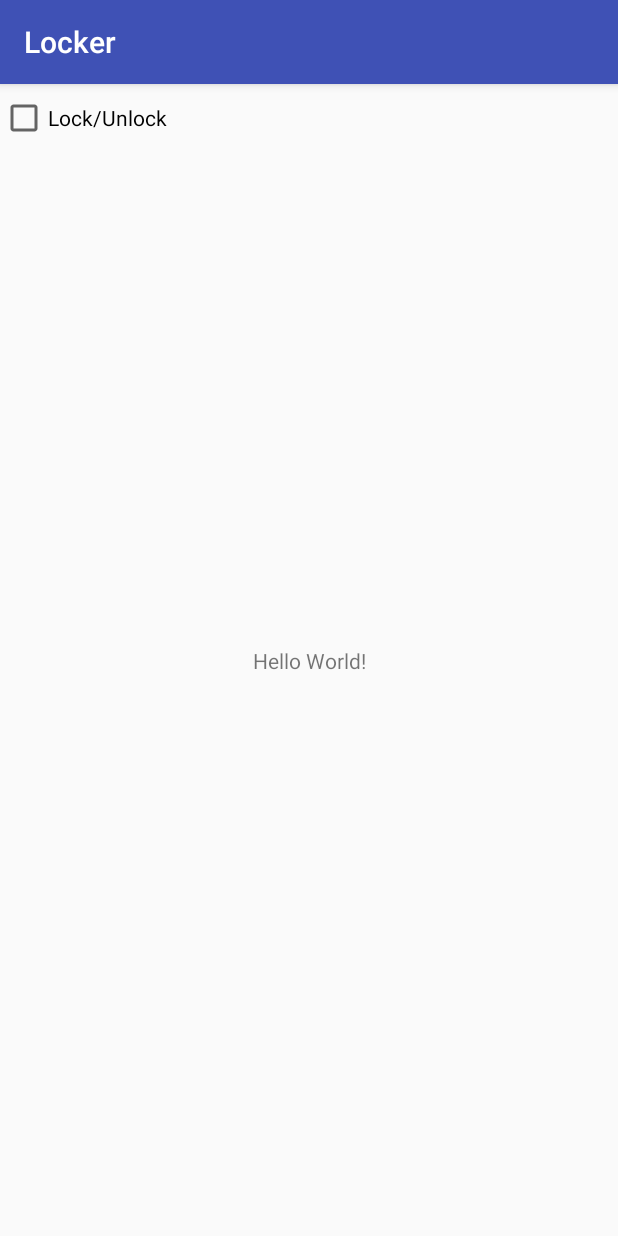
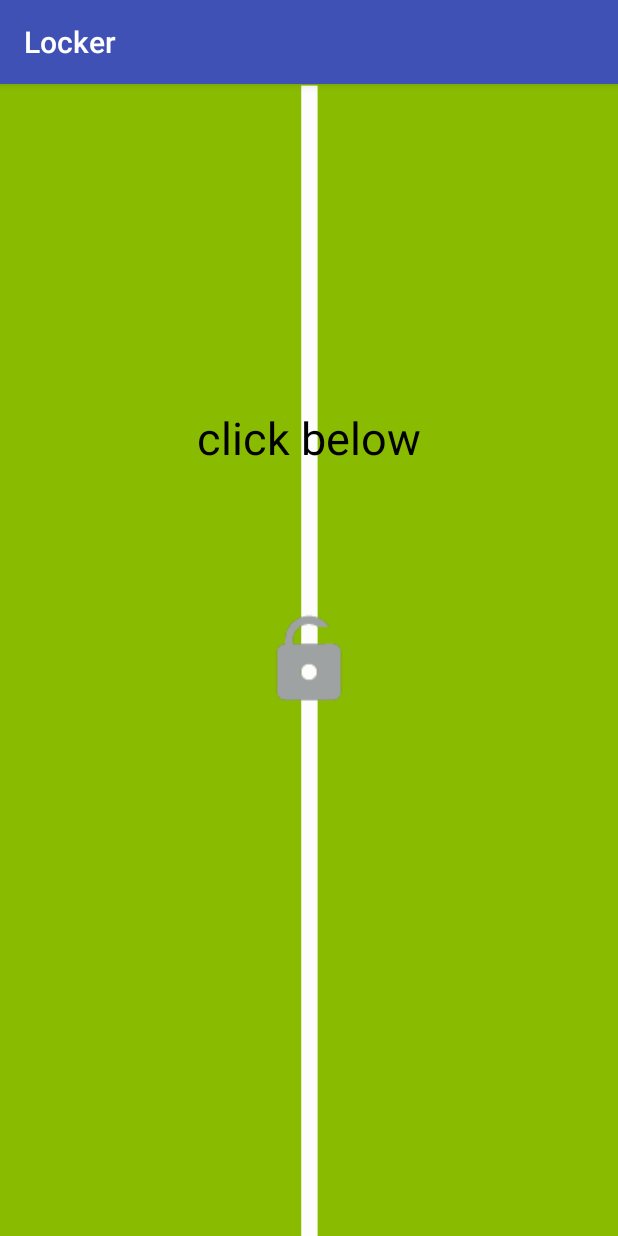
Before and after one commit to jsguru-git/AppLocker-Android, an Android app: the screen it shows after launch (MainActivity), on a phone screen of 412 x 824 dp. Run offline under Robolectric (Android 15) with nearby library versions, the phone set to English and light mode, and no system bars.

Commit message:
#1. MainActivity UI upgraded

```diff
--- a/app/src/main/java/com/app/locker/MainActivity.java
+++ b/app/src/main/java/com/app/locker/MainActivity.java
@@ -9,6 +9,7 @@ import android.os.Bundle;
 import android.util.Log;
 import android.widget.CheckBox;
 import android.widget.CompoundButton;
+import android.widget.Toast;
 
 import com.app.locker.receiver.OnAlarmReceiver;
 import com.app.locker.util.Constants;
@@ -20,11 +21,13 @@ import static android.app.AlarmManager.RTC_WAKEUP;
 
 public class MainActivity extends AppCompatActivity {
     CheckBox lockCheckBox;
+    Context context;
 
     @Override
     protected void onCreate(Bundle savedInstanceState) {
         super.onCreate(savedInstanceState);
         setContentView(R.layout.activity_main);
+        context = getApplicationContext();
 
         lockCheckBox = this.findViewById(R.id.lock_check_box);
 
@@ -32,6 +35,10 @@ public class MainActivity extends AppCompatActivity {
             @Override
             public void onCheckedChanged(CompoundButton compoundButton, boolean isCheck) {
                 Preference.setLockSetting(MainActivity.this, isCheck);
+                if (isCheck)
+                    Toast.makeText(context, "All Apps Locked", Toast.LENGTH_SHORT).show();
+                else
+                    Toast.makeText(context, "All Apps Unlocked", Toast.LENGTH_SHORT).show();
             }
         });
 
--- /dev/null
+++ b/app/src/main/res/drawable/custom_checkbox_design.xml
@@ -0,0 +1,5 @@
+<?xml version="1.0" encoding="utf-8"?>
+<selector xmlns:android="http://schemas.android.com/apk/res/android">
+    <item android:state_checked="true" android:drawable="@drawable/switch_on" />
+    <item android:state_checked="false" android:drawable="@drawable/switch_off" />
+</selector>
--- a/app/src/main/res/layout/activity_main.xml
+++ b/app/src/main/res/layout/activity_main.xml
@@ -4,23 +4,70 @@
     xmlns:tools="http://schemas.android.com/tools"
     android:layout_width="match_parent"
     android:layout_height="match_parent"
+    android:background="@mipmap/main_bg"
     tools:context="com.app.locker.MainActivity">
 
-    <TextView
-        android:layout_width="wrap_content"
-        android:layout_height="wrap_content"
-        android:text="Hello World!"
-        app:layout_constraintBottom_toBottomOf="parent"
-        app:layout_constraintLeft_toLeftOf="parent"
-        app:layout_constraintRight_toRightOf="parent"
-        app:layout_constraintTop_toTopOf="parent" />
+    <LinearLayout
+        android:layout_width="match_parent"
+        android:layout_height="match_parent"
+        android:orientation="vertical">
+        <LinearLayout
+            android:layout_width="match_parent"
+            android:layout_height="match_parent"
+            android:layout_weight="1"
+            android:gravity="bottom"
+            android:orientation="vertical">
 
-    <CheckBox
-        android:id="@+id/lock_check_box"
-        android:layout_width="200dp"
-        android:layout_height="45dp"
-        android:text="Lock/Unlock"
-        tools:layout_editor_absoluteX="95dp"
-        tools:layout_editor_absoluteY="69dp" />
+            <TextView
+                android:id="@+id/textView"
+                android:layout_width="match_parent"
+                android:layout_height="wrap_content"
+                android:gravity="center"
+                android:textColor="#000000"
+                android:textSize="30sp"
+                android:text="click below" />
+        </LinearLayout>
 
+        <LinearLayout
+            android:layout_width="match_parent"
+            android:layout_height="match_parent"
+            android:layout_weight="1"
+            android:orientation="horizontal">
+
+            <LinearLayout
+                android:layout_width="match_parent"
+                android:layout_height="match_parent"
+                android:layout_weight="1"
+                android:orientation="horizontal"></LinearLayout>
+
+            <LinearLayout
+                android:layout_width="match_parent"
+                android:layout_height="match_parent"
+                android:layout_weight="1"
+                android:gravity="center"
+                android:orientation="horizontal">
+                <CheckBox
+                    android:id="@+id/lock_check_box"
+                    android:focusable="false"
+                    android:focusableInTouchMode="false"
+                    android:layout_width="wrap_content"
+                    android:layout_height="wrap_content"
+                    android:checked="true"
+                    android:button="@drawable/custom_checkbox_design"
+                    />
+            </LinearLayout>
+
+            <LinearLayout
+                android:layout_width="match_parent"
+                android:layout_height="match_parent"
+                android:layout_weight="1"
+                android:orientation="horizontal"></LinearLayout>
+        </LinearLayout>
+
+        <LinearLayout
+            android:layout_width="match_parent"
+            android:layout_height="match_parent"
+            android:layout_weight="1"
+            android:orientation="vertical"></LinearLayout>
+    </LinearLayout>
 </android.support.constraint.ConstraintLayout>
```
Also changed, not shown: app/src/main/res/drawable/switch_off.png (added), app/src/main/res/drawable/switch_on.png (added), app/src/main/res/mipmap-hdpi/main_bg.png (added).
